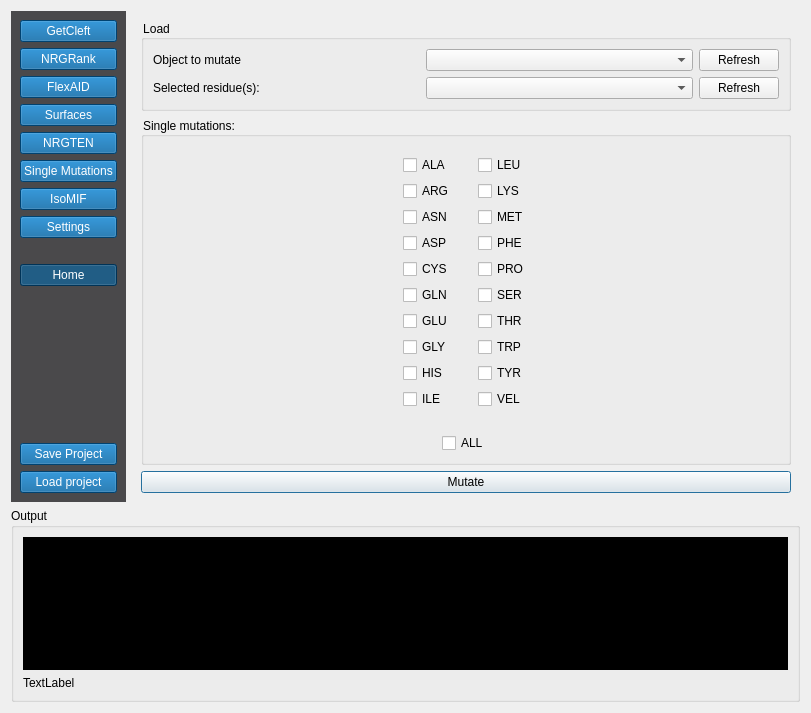
Above: plugin.ui from NRGlab/NRGSuite-Qt before the change. Below: the same form after it.
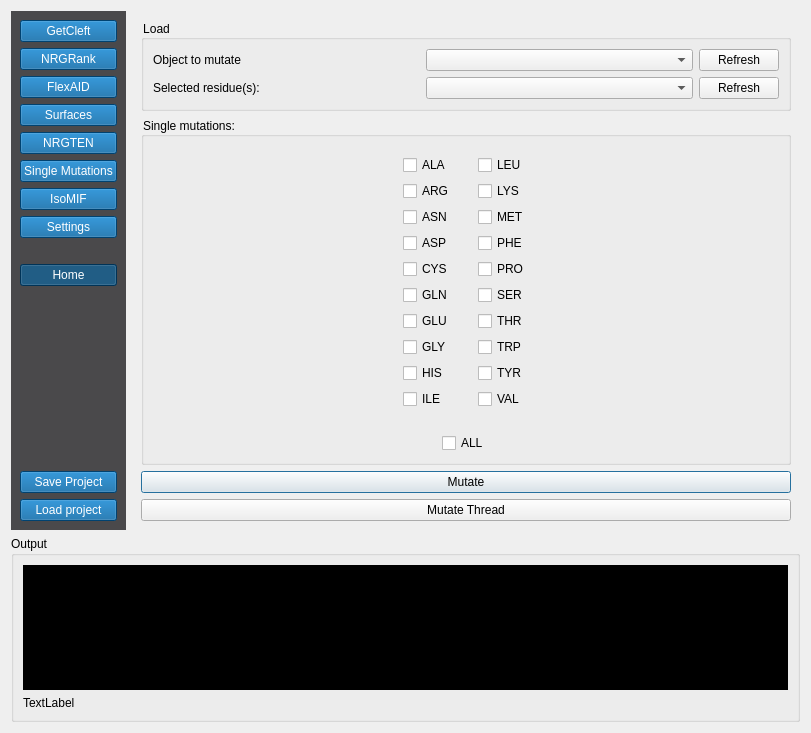
That is the form after the change. The open tabs and pages were chosen to show the change. Icons and pictures are not drawn.

```diff
--- a/plugin.ui
+++ b/plugin.ui
@@ -7,7 +7,7 @@
     <x>0</x>
     <y>0</y>
     <width>811</width>
-    <height>713</height>
+    <height>730</height>
    </rect>
   </property>
   <property name="minimumSize">
@@ -2964,7 +2964,7 @@
                    <item>
                     <widget class="QCheckBox" name="Modeller_checkBox_20">
                      <property name="text">
-                      <string>VEL</string>
+                      <string>VAL</string>
                      </property>
                     </widget>
                    </item>
@@ -3007,6 +3007,13 @@
             </property>
            </widget>
           </item>
+          <item>
+           <widget class="QPushButton" name="modeller_mutate_thread">
+            <property name="text">
+             <string>Mutate Thread</string>
+            </property>
+           </widget>
+          </item>
          </layout>
         </widget>
         <widget class="QWidget" name="ISOMIF_page">
```
Left out of the diff: 2 changed lines with no effect on the pictures.
